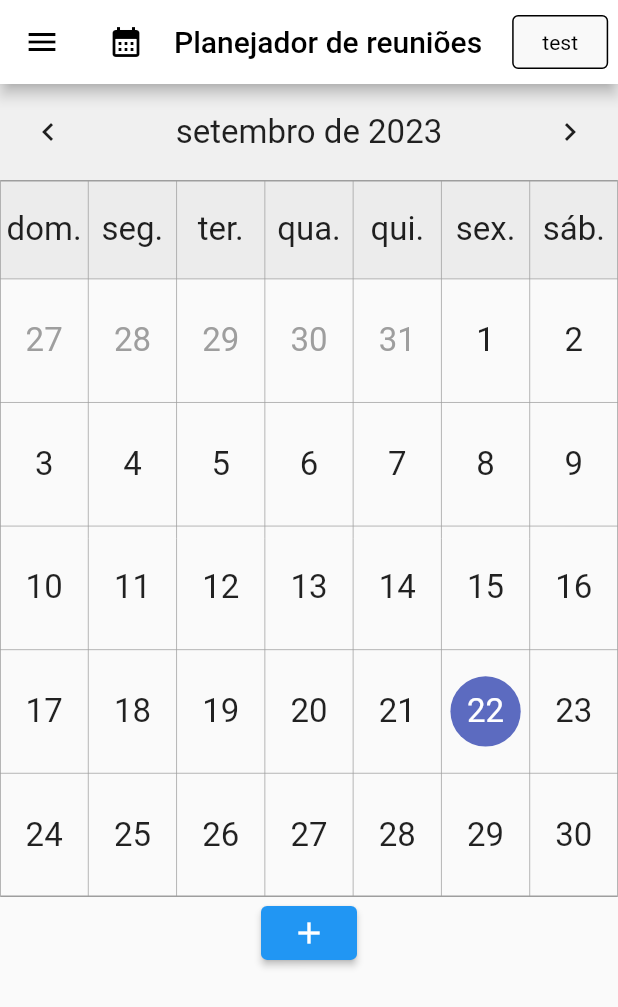
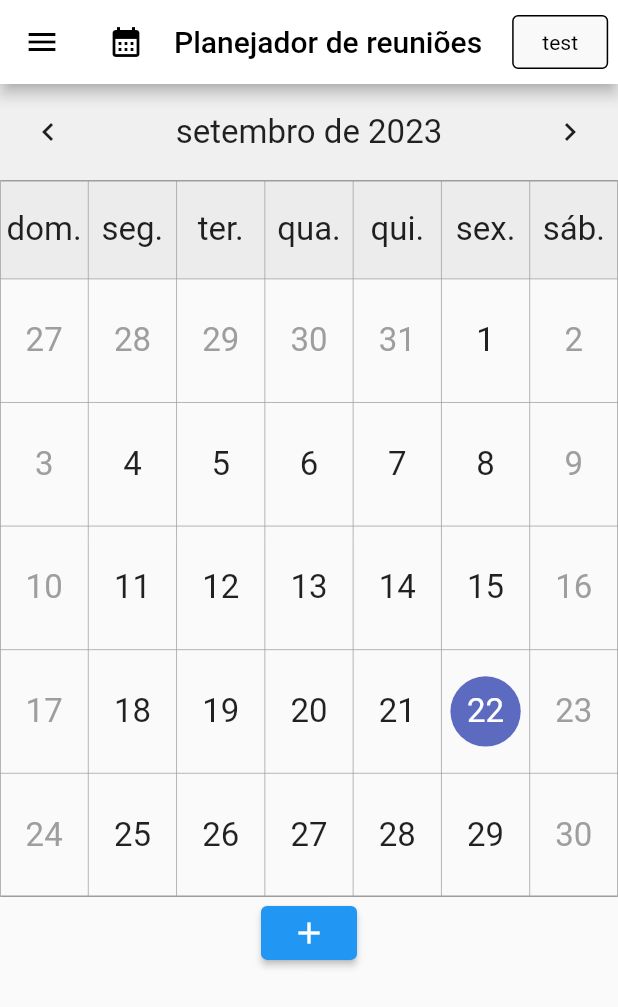
Before and after one commit to brunoalksouza/room_meet_scheduler_flutter, a Flutter app: the screen it shows after launch, on a phone screen of 412 x 824 dp. Shown: the top 1007 px of the screen. Run offline on Flutter 3.47's test engine with Material 2 defaults, Android fonts, the phone set to English and light mode, and no system bars; drawn by our look-alikes of table_calendar.

Commit message:
#4 weekend grey

```diff
--- a/lib/widgets/calendar.dart
+++ b/lib/widgets/calendar.dart
@@ -35,7 +35,7 @@ class _CalendarState extends State<Calendar> {
             daysOfWeekHeight: MediaQuery.of(context).size.height * 0.08,
             calendarStyle: const CalendarStyle(
               defaultTextStyle: TextStyle(fontSize: 22),
-              weekendTextStyle: TextStyle(fontSize: 22),
+              weekendTextStyle: TextStyle(fontSize: 22, color: Colors.grey),
               todayTextStyle: TextStyle(fontSize: 22, color: Colors.white),
               selectedTextStyle: TextStyle(fontSize: 22, color: Colors.white),
               outsideTextStyle: TextStyle(fontSize: 22, color: Colors.grey),
```
